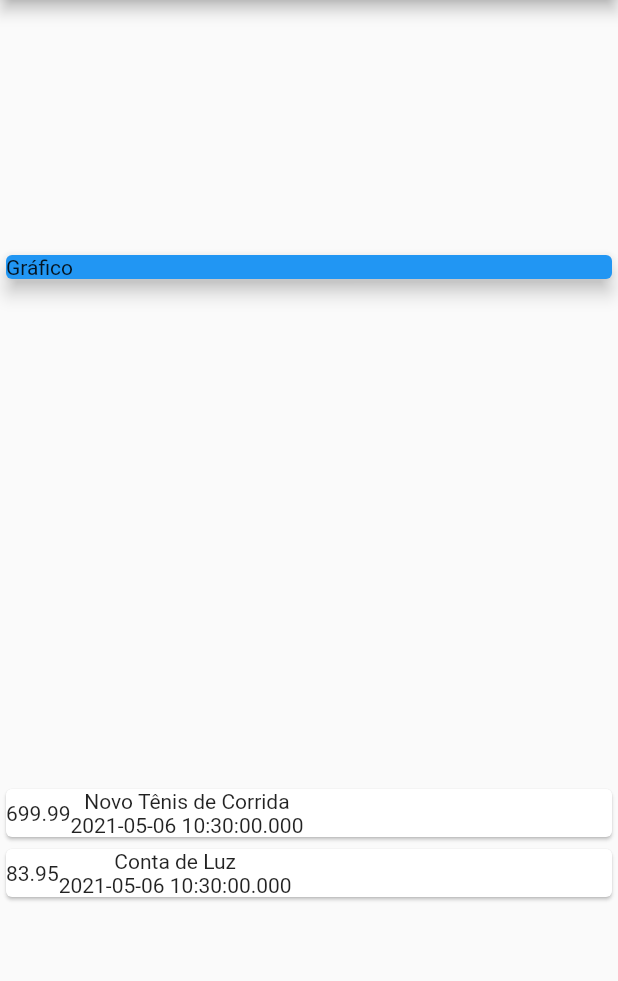
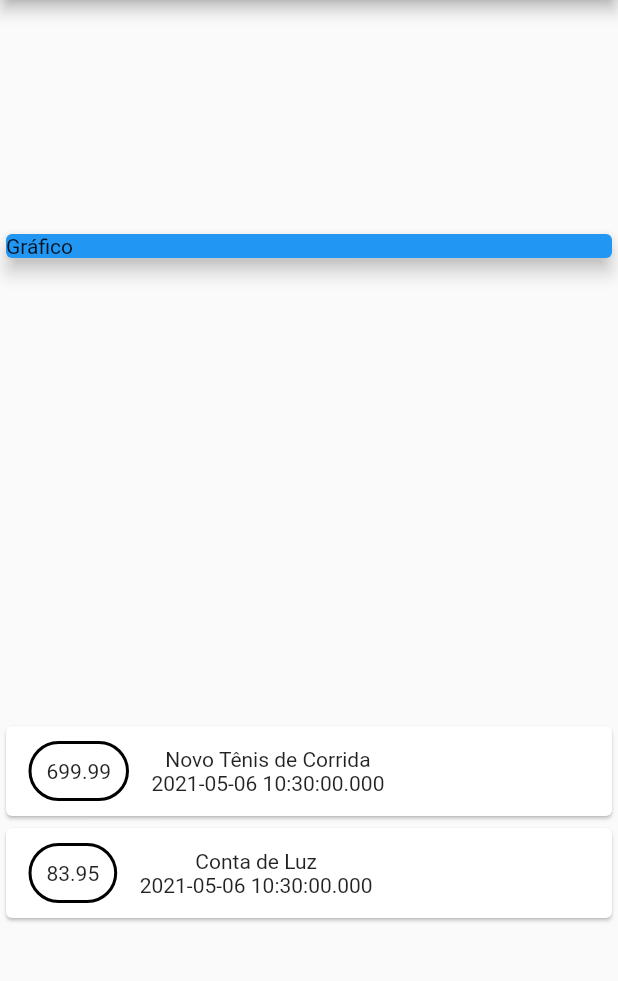
Before and after one commit to iagognunes/ProjetoDespesasPessoais, a Flutter app: the screen it shows after launch, on a phone screen of 412 x 824 dp, the part 84-1065 px from its top. Run offline on Flutter 3.47's test engine with Material 2 defaults, Android fonts, the phone set to English and light mode, and no system bars.

Commit message:
Modulo 4: Aula 85
Aplicando Estilo no Container

```diff
--- a/lib/main.dart
+++ b/lib/main.dart
@@ -50,6 +50,18 @@ class MyHomePage extends StatelessWidget {
                 child: Row(
                   children: [
                     Container(
+                      margin: EdgeInsets.symmetric(
+                        horizontal: 15,
+                        vertical: 10,
+                      ),
+                      decoration: BoxDecoration(
+                          border: Border.all(
+                        color: Colors.black,
+                        width: 2,
+                      ),
+                      borderRadius: BorderRadius.all(Radius.circular(50)),
+                      ),
+                      padding: EdgeInsets.all(10),
                       child: Text(tr.value.toString()),
                     ),
                     Column(
```
